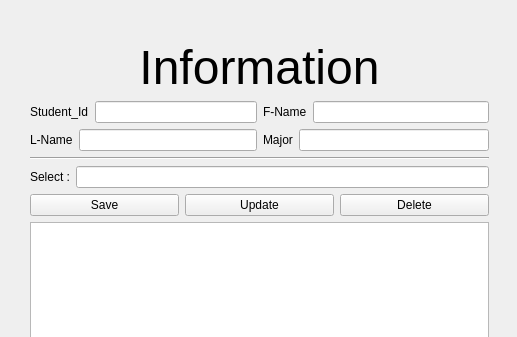
The window that week13/student_form.ui (w64xp/python-cs) describes before a commit, drawn with Qt 5; both pictures show x 0 to 517 and y 0 to 337 of the 517 by 540 pixel window.
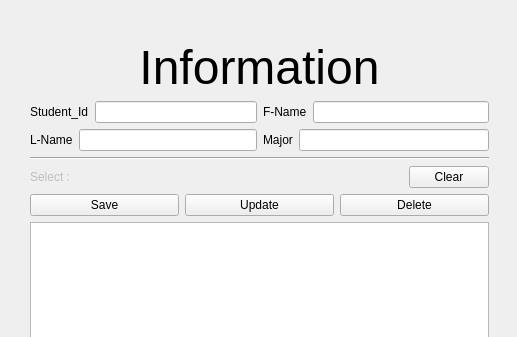
The same window after the commit.

What changed in the file:
```diff
--- a/week13/student_form.ui
+++ b/week13/student_form.ui
@@ -126,13 +126,36 @@
           <layout class="QHBoxLayout" name="horizontalLayout_8">
            <item>
             <widget class="QLabel" name="label_6">
+             <property name="enabled">
+              <bool>false</bool>
+             </property>
              <property name="text">
               <string>Select :</string>
              </property>
             </widget>
            </item>
            <item>
-            <widget class="QLineEdit" name="lineCode"/>
+            <widget class="QLineEdit" name="lineCode">
+             <property name="enabled">
+              <bool>false</bool>
+             </property>
+             <property name="cursor">
+              <cursorShape>ArrowCursor</cursorShape>
+             </property>
+             <property name="autoFillBackground">
+              <bool>false</bool>
+             </property>
+             <property name="frame">
+              <bool>false</bool>
+             </property>
+            </widget>
+           </item>
+           <item>
+            <widget class="QPushButton" name="btn_clear">
+             <property name="text">
+              <string>Clear</string>
+             </property>
+            </widget>
            </item>
           </layout>
          </item>
```
